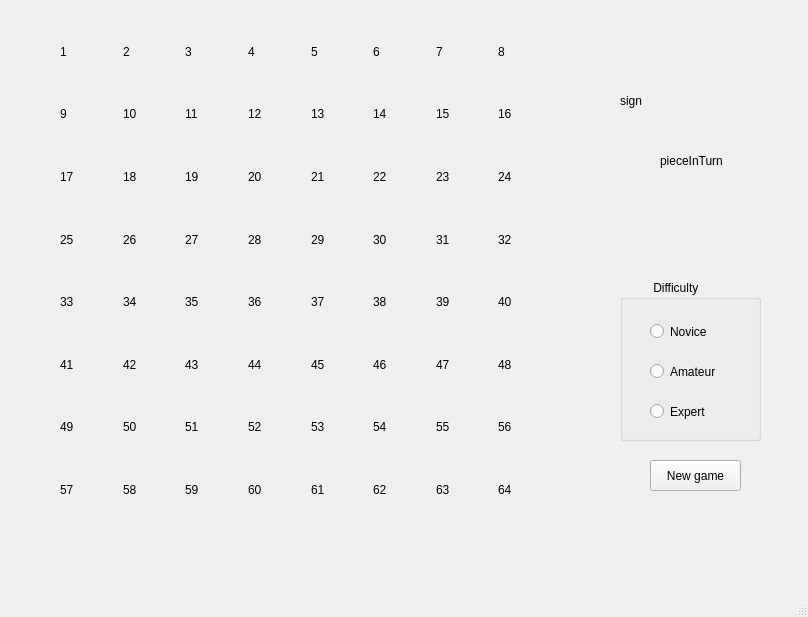
DiegoFLM/HungryKnights, file hungryKnightsGUI/mainwindow.ui: the form before one commit.
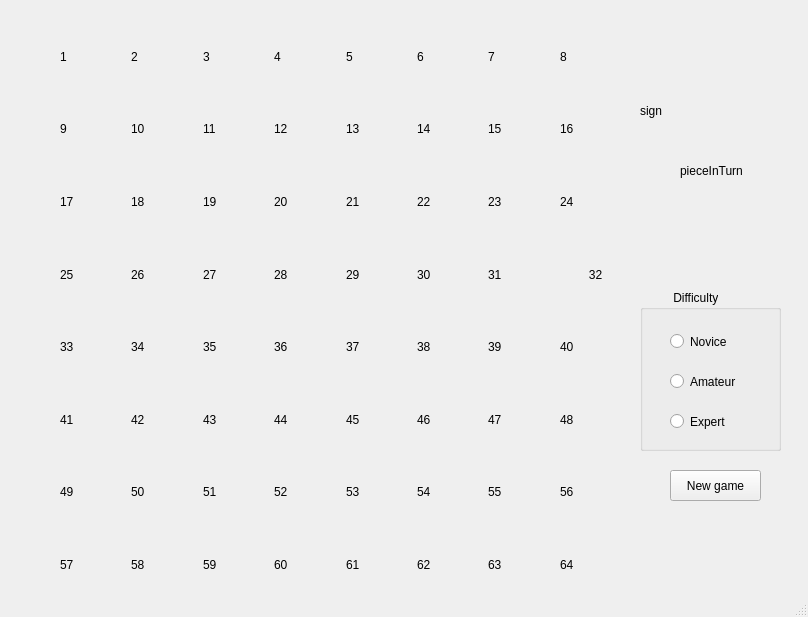
The form after the commit. Custom widgets are drawn as their Qt base class.

```diff
--- a/hungryKnightsGUI/mainwindow.ui
+++ b/hungryKnightsGUI/mainwindow.ui
@@ -19,10 +19,16 @@
      <rect>
       <x>60</x>
       <y>20</y>
-      <width>501</width>
-      <height>501</height>
+      <width>571</width>
+      <height>581</height>
      </rect>
     </property>
+    <property name="sizePolicy">
+     <sizepolicy hsizetype="Ignored" vsizetype="Ignored">
+      <horstretch>0</horstretch>
+      <verstretch>0</verstretch>
+     </sizepolicy>
+    </property>
     <layout class="QGridLayout" name="gridLayout">
      <property name="sizeConstraint">
       <enum>QLayout::SetNoConstraint</enum>
@@ -32,6 +38,12 @@
      </property>
      <item row="6" column="5">
       <widget class="Clickable_QLabel" name="label_54">
+       <property name="sizePolicy">
+        <sizepolicy hsizetype="Ignored" vsizetype="Ignored">
+         <horstretch>0</horstretch>
+         <verstretch>0</verstretch>
+        </sizepolicy>
+       </property>
        <property name="mouseTracking">
         <bool>true</bool>
        </property>
@@ -42,6 +54,12 @@
      </item>
      <item row="6" column="7">
       <widget class="Clickable_QLabel" name="label_56">
+       <property name="sizePolicy">
+        <sizepolicy hsizetype="Ignored" vsizetype="Ignored">
+         <horstretch>0</horstretch>
+         <verstretch>0</verstretch>
+        </sizepolicy>
+       </property>
        <property name="mouseTracking">
         <bool>true</bool>
        </property>
@@ -52,6 +70,12 @@
      </item>
      <item row="4" column="4">
       <widget class="Clickable_QLabel" name="label_37">
+       <property name="sizePolicy">
+        <sizepolicy hsizetype="Ignored" vsizetype="Ignored">
+         <horstretch>0</horstretch>
+         <verstretch>0</verstretch>
+        </sizepolicy>
+       </property>
        <property name="mouseTracking">
         <bool>true</bool>
        </property>
@@ -62,6 +86,12 @@
      </item>
      <item row="2" column="7">
       <widget class="Clickable_QLabel" name="label_24">
+       <property name="sizePolicy">
+        <sizepolicy hsizetype="Ignored" vsizetype="Ignored">
+         <horstretch>0</horstretch>
+         <verstretch>0</verstretch>
+        </sizepolicy>
+       </property>
        <property name="mouseTracking">
         <bool>true</bool>
        </property>
@@ -72,6 +102,12 @@
      </item>
      <item row="4" column="6">
       <widget class="Clickable_QLabel" name="label_39">
+       <property name="sizePolicy">
+        <sizepolicy hsizetype="Ignored" vsizetype="Ignored">
+         <horstretch>0</horstretch>
+         <verstretch>0</verstretch>
+        </sizepolicy>
+       </property>
        <property name="mouseTracking">
         <bool>true</bool>
        </property>
@@ -82,6 +118,12 @@
      </item>
      <item row="3" column="4">
       <widget class="Clickable_QLabel" name="label_29">
+       <property name="sizePolicy">
+        <sizepolicy hsizetype="Ignored" vsizetype="Ignored">
+         <horstretch>0</horstretch>
+         <verstretch>0</verstretch>
+        </sizepolicy>
+       </property>
        <property name="mouseTracking">
         <bool>true</bool>
        </property>
@@ -92,6 +134,12 @@
      </item>
      <item row="4" column="3">
       <widget class="Clickable_QLabel" name="label_36">
+       <property name="sizePolicy">
+        <sizepolicy hsizetype="Ignored" vsizetype="Ignored">
+         <horstretch>0</horstretch>
+         <verstretch>0</verstretch>
+        </sizepolicy>
+       </property>
        <property name="mouseTracking">
         <bool>true</bool>
        </property>
@@ -102,6 +150,12 @@
      </item>
      <item row="7" column="4">
       <widget class="Clickable_QLabel" name="label_61">
+       <property name="sizePolicy">
+        <sizepolicy hsizetype="Ignored" vsizetype="Ignored">
+         <horstretch>0</horstretch>
+         <verstretch>0</verstretch>
+        </sizepolicy>
+       </property>
        <property name="mouseTracking">
         <bool>true</bool>
        </property>
@@ -112,6 +166,12 @@
      </item>
      <item row="2" column="6">
       <widget class="Clickable_QLabel" name="label_23">
+       <property name="sizePolicy">
+        <sizepolicy hsizetype="Ignored" vsizetype="Ignored">
+         <horstretch>0</horstretch>
+         <verstretch>0</verstretch>
+        </sizepolicy>
+       </property>
        <property name="mouseTracking">
         <bool>true</bool>
        </property>
@@ -122,6 +182,12 @@
      </item>
      <item row="2" column="5">
       <widget class="Clickable_QLabel" name="label_22">
+       <property name="sizePolicy">
+        <sizepolicy hsizetype="Ignored" vsizetype="Ignored">
+         <horstretch>0</horstretch>
+         <verstretch>0</verstretch>
+        </sizepolicy>
+       </property>
        <property name="mouseTracking">
         <bool>true</bool>
        </property>
@@ -132,6 +198,12 @@
      </item>
      <item row="2" column="4">
       <widget class="Clickable_QLabel" name="label_21">
+       <property name="sizePolicy">
+        <sizepolicy hsizetype="Ignored" vsizetype="Ignored">
+         <horstretch>0</horstretch>
+         <verstretch>0</verstretch>
+        </sizepolicy>
+       </property>
        <property name="mouseTracking">
         <bool>true</bool>
        </property>
@@ -142,6 +214,12 @@
      </item>
      <item row="7" column="0">
       <widget class="Clickable_QLabel" name="label_57">
+       <property name="sizePolicy">
+        <sizepolicy hsizetype="Ignored" vsizetype="Ignored">
+         <horstretch>0</horstretch>
+         <verstretch>0</verstretch>
+        </sizepolicy>
+       </property>
        <property name="mouseTracking">
         <bool>true</bool>
        </property>
@@ -152,6 +230,12 @@
      </item>
      <item row="1" column="3">
       <widget class="Clickable_QLabel" name="label_12">
+       <property name="sizePolicy">
+        <sizepolicy hsizetype="Ignored" vsizetype="Ignored">
+         <horstretch>0</horstretch>
+         <verstretch>0</verstretch>
+        </sizepolicy>
+       </property>
        <property name="mouseTracking">
         <bool>true</bool>
        </property>
@@ -162,6 +246,12 @@
      </item>
      <item row="3" column="6">
       <widget class="Clickable_QLabel" name="label_31">
+       <property name="sizePolicy">
+        <sizepolicy hsizetype="Ignored" vsizetype="Ignored">
+         <horstretch>0</horstretch>
+         <verstretch>0</verstretch>
+        </sizepolicy>
+       </property>
        <property name="mouseTracking">
         <bool>true</bool>
        </property>
@@ -172,6 +262,12 @@
      </item>
      <item row="6" column="6">
       <widget class="Clickable_QLabel" name="label_55">
+       <property name="sizePolicy">
+        <sizepolicy hsizetype="Ignored" vsizetype="Ignored">
+         <horstretch>0</horstretch>
+         <verstretch>0</verstretch>
+        </sizepolicy>
+       </property>
        <property name="mouseTracking">
         <bool>true</bool>
        </property>
@@ -182,6 +278,12 @@
      </item>
      <item row="3" column="0">
       <widget class="Clickable_QLabel" name="label_25">
+       <property name="sizePolicy">
+        <sizepolicy hsizetype="Ignored" vsizetype="Ignored">
+         <horstretch>0</horstretch>
+         <verstretch>0</verstretch>
+        </sizepolicy>
+       </property>
        <property name="mouseTracking">
         <bool>true</bool>
        </property>
@@ -192,6 +294,12 @@
      </item>
      <item row="3" column="1">
       <widget class="Clickable_QLabel" name="label_26">
+       <property name="sizePolicy">
+        <sizepolicy hsizetype="Ignored" vsizetype="Ignored">
+         <horstretch>0</horstretch>
+         <verstretch>0</verstretch>
+        </sizepolicy>
+       </property>
        <property name="mouseTracking">
         <bool>true</bool>
        </property>
@@ -202,6 +310,12 @@
      </item>
      <item row="7" column="3">
       <widget class="Clickable_QLabel" name="label_60">
+       <property name="sizePolicy">
+        <sizepolicy hsizetype="Ignored" vsizetype="Ignored">
+         <horstretch>0</horstretch>
+         <verstretch>0</verstretch>
+        </sizepolicy>
+       </property>
        <property name="mouseTracking">
         <bool>true</bool>
        </property>
@@ -212,6 +326,12 @@
      </item>
      <item row="5" column="3">
       <widget class="Clickable_QLabel" name="label_44">
+       <property name="sizePolicy">
+        <sizepolicy hsizetype="Ignored" vsizetype="Ignored">
+         <horstretch>0</horstretch>
+         <verstretch>0</verstretch>
+        </sizepolicy>
+       </property>
        <property name="mouseTracking">
         <bool>true</bool>
        </property>
@@ -222,6 +342,12 @@
      </item>
      <item row="1" column="6">
       <widget class="Clickable_QLabel" name="label_15">
+       <property name="sizePolicy">
+        <sizepolicy hsizetype="Ignored" vsizetype="Ignored">
+         <horstretch>0</horstretch>
+         <verstretch>0</verstretch>
+        </sizepolicy>
+       </property>
        <property name="mouseTracking">
         <bool>true</bool>
        </property>
@@ -232,6 +358,12 @@
      </item>
      <item row="3" column="5">
       <widget class="Clickable_QLabel" name="label_30">
+       <property name="sizePolicy">
+        <sizepolicy hsizetype="Ignored" vsizetype="Ignored">
+         <horstretch>0</horstretch>
+         <verstretch>0</verstretch>
+        </sizepolicy>
+       </property>
        <property name="mouseTracking">
         <bool>true</bool>
        </property>
@@ -242,6 +374,12 @@
      </item>
      <item row="6" column="4">
       <widget class="Clickable_QLabel" name="label_53">
+       <property name="sizePolicy">
+        <sizepolicy hsizetype="Ignored" vsizetype="Ignored">
+         <horstretch>0</horstretch>
+         <verstretch>0</verstretch>
+        </sizepolicy>
+       </property>
        <property name="mouseTracking">
         <bool>true</bool>
        </property>
@@ -252,6 +390,12 @@
      </item>
      <item row="5" column="4">
       <widget class="Clickable_QLabel" name="label_45">
+       <property name="sizePolicy">
+        <sizepolicy hsizetype="Ignored" vsizetype="Ignored">
+         <horstretch>0</horstretch>
+         <verstretch>0</verstretch>
+        </sizepolicy>
+       </property>
        <property name="mouseTracking">
         <bool>true</bool>
        </property>
@@ -262,6 +406,12 @@
      </item>
      <item row="0" column="0">
       <widget class="Clickable_QLabel" name="label_1">
+       <property name="sizePolicy">
+        <sizepolicy hsizetype="Ignored" vsizetype="Ignored">
+         <horstretch>0</horstretch>
+         <verstretch>0</verstretch>
+        </sizepolicy>
+       </property>
        <property name="mouseTracking">
         <bool>true</bool>
        </property>
@@ -272,6 +422,12 @@
      </item>
      <item row="4" column="1">
       <widget class="Clickable_QLabel" name="label_34">
+       <property name="sizePolicy">
+        <sizepolicy hsizetype="Ignored" vsizetype="Ignored">
+         <horstretch>0</horstretch>
+         <verstretch>0</verstretch>
+        </sizepolicy>
+       </property>
        <property name="mouseTracking">
         <bool>true</bool>
        </property>
@@ -282,6 +438,12 @@
      </item>
      <item row="7" column="6">
       <widget class="Clickable_QLabel" name="label_63">
+       <property name="sizePolicy">
+        <sizepolicy hsizetype="Ignored" vsizetype="Ignored">
+         <horstretch>0</horstretch>
+         <verstretch>0</verstretch>
+        </sizepolicy>
+       </property>
        <property name="mouseTracking">
         <bool>true</bool>
        </property>
@@ -292,6 +454,12 @@
      </item>
      <item row="4" column="2">
       <widget class="Clickable_QLabel" name="label_35">
+       <property name="sizePolicy">
+        <sizepolicy hsizetype="Ignored" vsizetype="Ignored">
+         <horstretch>0</horstretch>
+         <verstretch>0</verstretch>
+        </sizepolicy>
+       </property>
        <property name="mouseTracking">
         <bool>true</bool>
        </property>
@@ -302,6 +470,12 @@
      </item>
      <item row="0" column="4">
       <widget class="Clickable_QLabel" name="label_5">
+       <property name="sizePolicy">
+        <sizepolicy hsizetype="Ignored" vsizetype="Ignored">
+         <horstretch>0</horstretch>
+         <verstretch>0</verstretch>
+        </sizepolicy>
+       </property>
        <property name="mouseTracking">
         <bool>true</bool>
        </property>
@@ -312,6 +486,12 @@
      </item>
      <item row="1" column="7">
       <widget class="Clickable_QLabel" name="label_16">
+       <property name="sizePolicy">
+        <sizepolicy hsizetype="Ignored" vsizetype="Ignored">
+         <horstretch>0</horstretch>
+         <verstretch>0</verstretch>
+        </sizepolicy>
+       </property>
        <property name="mouseTracking">
         <bool>true</bool>
        </property>
@@ -322,6 +502,12 @@
      </item>
      <item row="4" column="7">
       <widget class="Clickable_QLabel" name="label_40">
+       <property name="sizePolicy">
+        <sizepolicy hsizetype="Ignored" vsizetype="Ignored">
+         <horstretch>0</horstretch>
+         <verstretch>0</verstretch>
+        </sizepolicy>
+       </property>
        <property name="mouseTracking">
         <bool>true</bool>
        </property>
@@ -332,6 +518,12 @@
      </item>
      <item row="3" column="2">
       <widget class="Clickable_QLabel" name="label_27">
+       <property name="sizePolicy">
+        <sizepolicy hsizetype="Ignored" vsizetype="Ignored">
+         <horstretch>0</horstretch>
+         <verstretch>0</verstretch>
+        </sizepolicy>
+       </property>
        <property name="mouseTracking">
         <bool>true</bool>
        </property>
@@ -342,6 +534,12 @@
      </item>
      <item row="1" column="4">
       <widget class="Clickable_QLabel" name="label_13">
+       <property name="sizePolicy">
+        <sizepolicy hsizetype="Ignored" vsizetype="Ignored">
+         <horstretch>0</horstretch>
+         <verstretch>0</verstretch>
+        </sizepolicy>
+       </property>
        <property name="mouseTracking">
         <bool>true</bool>
        </property>
@@ -352,6 +550,12 @@
      </item>
      <item row="7" column="5">
       <widget class="Clickable_QLabel" name="label_62">
+       <property name="sizePolicy">
+        <sizepolicy hsizetype="Ignored" vsizetype="Ignored">
+         <horstretch>0</horstretch>
+         <verstretch>0</verstretch>
+        </sizepolicy>
+       </property>
        <property name="mouseTracking">
         <bool>true</bool>
        </property>
@@ -362,6 +566,12 @@
      </item>
      <item row="0" column="6">
       <widget class="Clickable_QLabel" name="label_7">
+       <property name="sizePolicy">
+        <sizepolicy hsizetype="Ignored" vsizetype="Ignored">
+         <horstretch>0</horstretch>
+         <verstretch>0</verstretch>
+        </sizepolicy>
+       </property>
        <property name="mouseTracking">
         <bool>true</bool>
        </property>
@@ -372,6 +582,12 @@
      </item>
      <item row="0" column="1">
       <widget class="Clickable_QLabel" name="label_2">
+       <property name="sizePolicy">
+        <sizepolicy hsizetype="Ignored" vsizetype="Ignored">
+         <horstretch>0</horstretch>
+         <verstretch>0</verstretch>
+        </sizepolicy>
+       </property>
        <property name="mouseTracking">
         <bool>true</bool>
        </property>
@@ -382,6 +598,12 @@
      </item>
      <item row="0" column="7">
       <widget class="Clickable_QLabel" name="label_8">
+       <property name="sizePolicy">
+        <sizepolicy hsizetype="Ignored" vsizetype="Ignored">
+         <horstretch>0</horstretch>
+         <verstretch>0</verstretch>
+        </sizepolicy>
+       </property>
        <property name="mouseTracking">
         <bool>true</bool>
        </property>
@@ -392,6 +614,12 @@
      </item>
      <item row="2" column="2">
       <widget class="Clickable_QLabel" name="label_19">
+       <property name="sizePolicy">
+        <sizepolicy hsizetype="Ignored" vsizetype="Ignored">
+         <horstretch>0</horstretch>
+         <verstretch>0</verstretch>
+        </sizepolicy>
+       </property>
        <property name="mouseTracking">
         <bool>true</bool>
        </property>
@@ -402,6 +630,12 @@
      </item>
      <item row="5" column="2">
       <widget class="Clickable_QLabel" name="label_43">
+       <property name="sizePolicy">
+        <sizepolicy hsizetype="Ignored" vsizetype="Ignored">
+         <horstretch>0</horstretch>
+         <verstretch>0</verstretch>
+        </sizepolicy>
+       </property>
        <property name="mouseTracking">
         <bool>true</bool>
        </property>
@@ -412,6 +646,12 @@
      </item>
      <item row="6" column="0">
       <widget class="Clickable_QLabel" name="label_49">
+       <property name="sizePolicy">
+        <sizepolicy hsizetype="Ignored" vsizetype="Ignored">
+         <horstretch>0</horstretch>
+         <verstretch>0</verstretch>
+        </sizepolicy>
+       </property>
        <property name="mouseTracking">
         <bool>true</bool>
        </property>
@@ -422,6 +662,12 @@
      </item>
      <item row="6" column="2">
       <widget class="Clickable_QLabel" name="label_51">
+       <property name="sizePolicy">
+        <sizepolicy hsizetype="Ignored" vsizetype="Ignored">
+         <horstretch>0</horstretch>
+         <verstretch>0</verstretch>
+        </sizepolicy>
+       </property>
        <property name="mouseTracking">
         <bool>true</bool>
        </property>
@@ -432,6 +678,12 @@
      </item>
      <item row="1" column="0">
       <widget class="Clickable_QLabel" name="label_9">
+       <property name="sizePolicy">
+        <sizepolicy hsizetype="Ignored" vsizetype="Ignored">
+         <horstretch>0</horstretch>
+         <verstretch>0</verstretch>
+        </sizepolicy>
+       </property>
        <property name="mouseTracking">
         <bool>true</bool>
        </property>
@@ -442,6 +694,12 @@
      </item>
      <item row="0" column="5">
       <widget class="Clickable_QLabel" name="label_6">
+       <property name="sizePolicy">
+        <sizepolicy hsizetype="Ignored" vsizetype="Ignored">
+         <horstretch>0</horstretch>
+         <verstretch>0</verstretch>
+        </sizepolicy>
+       </property>
        <property name="mouseTracking">
         <bool>true</bool>
        </property>
@@ -452,6 +710,12 @@
      </item>
      <item row="5" column="1">
       <widget class="Clickable_QLabel" name="label_42">
+       <property name="sizePolicy">
+        <sizepolicy hsizetype="Ignored" vsizetype="Ignored">
+         <horstretch>0</horstretch>
+         <verstretch>0</verstretch>
+        </sizepolicy>
+       </property>
        <property name="mouseTracking">
         <bool>true</bool>
        </property>
@@ -462,6 +726,12 @@
      </item>
      <item row="6" column="3">
       <widget class="Clickable_QLabel" name="label_52">
+       <property name="sizePolicy">
+        <sizepolicy hsizetype="Ignored" vsizetype="Ignored">
+         <horstretch>0</horstretch>
+         <verstretch>0</verstretch>
+        </sizepolicy>
+       </property>
        <property name="mouseTracking">
         <bool>true</bool>
        </property>
@@ -472,6 +742,12 @@
      </item>
      <item row="3" column="3">
       <widget class="Clickable_QLabel" name="label_28">
+       <property name="sizePolicy">
+        <sizepolicy hsizetype="Ignored" vsizetype="Ignored">
+         <horstretch>0</horstretch>
+         <verstretch>0</verstretch>
+        </sizepolicy>
+       </property>
        <property name="mouseTracking">
         <bool>true</bool>
        </property>
@@ -482,6 +758,12 @@
      </item>
      <item row="0" column="2">
       <widget class="Clickable_QLabel" name="label_3">
+       <property name="sizePolicy">
+        <sizepolicy hsizetype="Ignored" vsizetype="Ignored">
+         <horstretch>0</horstretch>
+         <verstretch>0</verstretch>
+        </sizepolicy>
+       </property>
        <property name="mouseTracking">
         <bool>true</bool>
        </property>
@@ -492,16 +774,34 @@
      </item>
      <item row="3" column="7">
       <widget class="Clickable_QLabel" name="label_32">
+       <property name="sizePolicy">
+        <sizepolicy hsizetype="Ignored" vsizetype="Ignored">
+         <horstretch>0</horstretch>
+         <verstretch>0</verstretch>
+        </sizepolicy>
+       </property>
        <property name="mouseTracking">
         <bool>true</bool>
        </property>
        <property name="text">
         <string>32</string>
        </property>
+       <property name="scaledContents">
+        <bool>true</bool>
+       </property>
+       <property name="alignment">
+        <set>Qt::AlignCenter</set>
+       </property>
       </widget>
      </item>
      <item row="1" column="2">
       <widget class="Clickable_QLabel" name="label_11">
+       <property name="sizePolicy">
+        <sizepolicy hsizetype="Ignored" vsizetype="Ignored">
+         <horstretch>0</horstretch>
+         <verstretch>0</verstretch>
+        </sizepolicy>
+       </property>
        <property name="mouseTracking">
         <bool>true</bool>
        </property>
@@ -512,6 +812,12 @@
      </item>
      <item row="7" column="2">
       <widget class="Clickable_QLabel" name="label_59">
+       <property name="sizePolicy">
+        <sizepolicy hsizetype="Ignored" vsizetype="Ignored">
+         <horstretch>0</horstretch>
+         <verstretch>0</verstretch>
+        </sizepolicy>
+       </property>
        <property name="mouseTracking">
         <bool>true</bool>
        </property>
@@ -522,6 +828,12 @@
      </item>
      <item row="6" column="1">
       <widget class="Clickable_QLabel" name="label_50">
+       <property name="sizePolicy">
+        <sizepolicy hsizetype="Ignored" vsizetype="Ignored">
+         <horstretch>0</horstretch>
+         <verstretch>0</verstretch>
+        </sizepolicy>
+       </property>
        <property name="mouseTracking">
         <bool>true</bool>
        </property>
@@ -532,6 +844,12 @@
      </item>
      <item row="4" column="5">
       <widget class="Clickable_QLabel" name="label_38">
+       <property name="sizePolicy">
+        <sizepolicy hsizetype="Ignored" vsizetype="Ignored">
+         <horstretch>0</horstretch>
+         <verstretch>0</verstretch>
+        </sizepolicy>
+       </property>
        <property name="mouseTracking">
         <bool>true</bool>
        </property>
@@ -542,6 +860,12 @@
      </item>
      <item row="0" column="3">
       <widget class="Clickable_QLabel" name="label_4">
+       <property name="sizePolicy">
+        <sizepolicy hsizetype="Ignored" vsizetype="Ignored">
+         <horstretch>0</horstretch>
+         <verstretch>0</verstretch>
+        </sizepolicy>
+       </property>
        <property name="mouseTracking">
         <bool>true</bool>
        </property>
@@ -552,6 +876,12 @@
      </item>
      <item row="7" column="7">
       <widget class="Clickable_QLabel" name="label_64">
+       <property name="sizePolicy">
+        <sizepolicy hsizetype="Ignored" vsizetype="Ignored">
+         <horstretch>0</horstretch>
+         <verstretch>0</verstretch>
+        </sizepolicy>
+       </property>
        <property name="mouseTracking">
         <bool>true</bool>
        </property>
@@ -562,6 +892,12 @@
      </item>
      <item row="1" column="1">
       <widget class="Clickable_QLabel" name="label_10">
+       <property name="sizePolicy">
+        <sizepolicy hsizetype="Ignored" vsizetype="Ignored">
+         <horstretch>0</horstretch>
+         <verstretch>0</verstretch>
+        </sizepolicy>
+       </property>
        <property name="mouseTracking">
         <bool>true</bool>
        </property>
@@ -572,6 +908,12 @@
      </item>
      <item row="4" column="0">
       <widget class="Clickable_QLabel" name="label_33">
+       <property name="sizePolicy">
+        <sizepolicy hsizetype="Ignored" vsizetype="Ignored">
+         <horstretch>0</horstretch>
+         <verstretch>0</verstretch>
+        </sizepolicy>
+       </property>
        <property name="mouseTracking">
         <bool>true</bool>
        </property>
@@ -582,6 +924,12 @@
      </item>
      <item row="2" column="1">
       <widget class="Clickable_QLabel" name="label_18">
+       <property name="sizePolicy">
+        <sizepolicy hsizetype="Ignored" vsizetype="Ignored">
+         <horstretch>0</horstretch>
+         <verstretch>0</verstretch>
+        </sizepolicy>
+       </property>
        <property name="mouseTracking">
         <bool>true</bool>
        </property>
@@ -592,6 +940,12 @@
      </item>
      <item row="1" column="5">
       <widget class="Clickable_QLabel" name="label_14">
+       <property name="sizePolicy">
+        <sizepolicy hsizetype="Ignored" vsizetype="Ignored">
+         <horstretch>0</horstretch>
+         <verstretch>0</verstretch>
+        </sizepolicy>
+       </property>
        <property name="mouseTracking">
         <bool>true</bool>
        </property>
@@ -602,6 +956,12 @@
      </item>
      <item row="2" column="0">
       <widget class="Clickable_QLabel" name="label_17">
+       <property name="sizePolicy">
+        <sizepolicy hsizetype="Ignored" vsizetype="Ignored">
+         <horstretch>0</horstretch>
+         <verstretch>0</verstretch>
+        </sizepolicy>
+       </property>
        <property name="mouseTracking">
         <bool>true</bool>
        </property>
@@ -612,6 +972,12 @@
      </item>
      <item row="7" column="1">
       <widget class="Clickable_QLabel" name="label_58">
+       <property name="sizePolicy">
+        <sizepolicy hsizetype="Ignored" vsizetype="Ignored">
+         <horstretch>0</horstretch>
+         <verstretch>0</verstretch>
+        </sizepolicy>
+       </property>
        <property name="mouseTracking">
         <bool>true</bool>
        </property>
@@ -622,6 +988,12 @@
      </item>
      <item row="5" column="7">
       <widget class="Clickable_QLabel" name="label_48">
+       <property name="sizePolicy">
+        <sizepolicy hsizetype="Ignored" vsizetype="Ignored">
+         <horstretch>0</horstretch>
+         <verstretch>0</verstretch>
+        </sizepolicy>
+       </property>
        <property name="mouseTracking">
         <bool>true</bool>
        </property>
@@ -632,6 +1004,12 @@
      </item>
      <item row="5" column="6">
       <widget class="Clickable_QLabel" name="label_47">
+       <property name="sizePolicy">
+        <sizepolicy hsizetype="Ignored" vsizetype="Ignored">
+         <horstretch>0</horstretch>
+         <verstretch>0</verstretch>
+        </sizepolicy>
+       </property>
        <property name="mouseTracking">
         <bool>true</bool>
        </property>
@@ -642,6 +1020,12 @@
      </item>
      <item row="5" column="5">
       <widget class="Clickable_QLabel" name="label_46">
+       <property name="sizePolicy">
+        <sizepolicy hsizetype="Ignored" vsizetype="Ignored">
+         <horstretch>0</horstretch>
+         <verstretch>0</verstretch>
+        </sizepolicy>
+       </property>
        <property name="mouseTracking">
         <bool>true</bool>
        </property>
@@ -652,6 +1036,12 @@
      </item>
      <item row="2" column="3">
       <widget class="Clickable_QLabel" name="label_20">
+       <property name="sizePolicy">
+        <sizepolicy hsizetype="Ignored" vsizetype="Ignored">
+         <horstretch>0</horstretch>
+         <verstretch>0</verstretch>
+        </sizepolicy>
+       </property>
        <property name="mouseTracking">
         <bool>true</bool>
        </property>
@@ -662,6 +1052,12 @@
      </item>
      <item row="5" column="0">
       <widget class="Clickable_QLabel" name="label_41">
+       <property name="sizePolicy">
+        <sizepolicy hsizetype="Ignored" vsizetype="Ignored">
+         <horstretch>0</horstretch>
+         <verstretch>0</verstretch>
+        </sizepolicy>
+       </property>
        <property name="mouseTracking">
         <bool>true</bool>
        </property>
@@ -675,8 +1071,8 @@
    <widget class="QGroupBox" name="groupBox">
     <property name="geometry">
      <rect>
-      <x>620</x>
-      <y>280</y>
+      <x>640</x>
+      <y>290</y>
       <width>141</width>
       <height>161</height>
      </rect>
@@ -727,8 +1123,8 @@
    <widget class="QPushButton" name="pushButton">
     <property name="geometry">
      <rect>
-      <x>650</x>
-      <y>460</y>
+      <x>670</x>
+      <y>470</y>
       <width>91</width>
       <height>31</height>
      </rect>
@@ -740,8 +1136,8 @@
    <widget class="QLabel" name="sign">
     <property name="geometry">
      <rect>
-      <x>620</x>
-      <y>80</y>
+      <x>640</x>
+      <y>90</y>
       <width>131</width>
       <height>41</height>
      </rect>
@@ -753,8 +1149,8 @@
    <widget class="QLabel" name="pieceInTurn">
     <property name="geometry">
      <rect>
-      <x>660</x>
-      <y>130</y>
+      <x>680</x>
+      <y>140</y>
       <width>81</width>
       <height>61</height>
      </rect>
```
Left out of the diff: 195 changed lines with no effect on the pictures.
